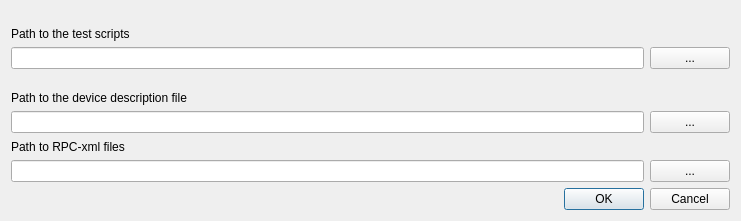
Crystal-Photonics/crystalTestFrameworkApp, file src/pathsettingswindow.ui: the form before one commit.
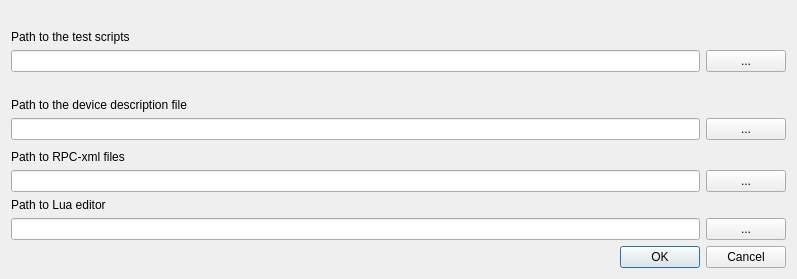
The form after the commit.

Commit message: Reading data from script works. Showing error message on failure works. Opening user-defined editor also works.

What changed in the file:
```diff
--- a/src/pathsettingswindow.ui
+++ b/src/pathsettingswindow.ui
@@ -6,8 +6,8 @@
    <rect>
     <x>0</x>
     <y>0</y>
-    <width>741</width>
-    <height>221</height>
+    <width>797</width>
+    <height>279</height>
    </rect>
   </property>
   <property name="windowTitle">
@@ -153,6 +153,48 @@
      </property>
     </spacer>
    </item>
+   <item>
+    <layout class="QVBoxLayout" name="verticalLayout_5">
+     <item>
+      <widget class="QLabel" name="label_5">
+       <property name="text">
+        <string>Path to Lua editor</string>
+       </property>
+      </widget>
+     </item>
+     <item>
+      <layout class="QHBoxLayout" name="horizontalLayout_5">
+       <item>
+        <widget class="QLineEdit" name="lua_editor_path_text">
+         <property name="text">
+          <string/>
+         </property>
+        </widget>
+       </item>
+       <item>
+        <widget class="QPushButton" name="lua_editor_path_selector">
+         <property name="text">
+          <string>...</string>
+         </property>
+        </widget>
+       </item>
+      </layout>
+     </item>
+    </layout>
+   </item>
+   <item>
+    <spacer name="verticalSpacer_5">
+     <property name="orientation">
+      <enum>Qt::Vertical</enum>
+     </property>
+     <property name="sizeHint" stdset="0">
+      <size>
+       <width>20</width>
+       <height>17</height>
+      </size>
+     </property>
+    </spacer>
+   </item>
    <item>
     <widget class="QDialogButtonBox" name="settings_confirmation">
      <property name="standardButtons">
```
The commit also changes 9 other files.
